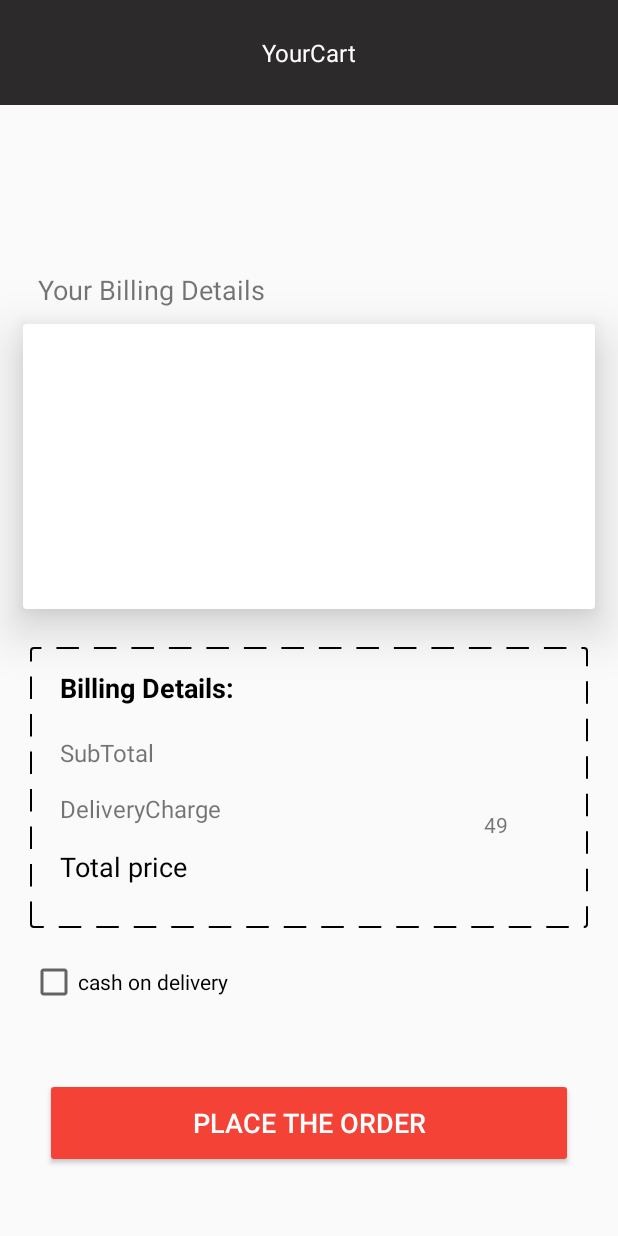
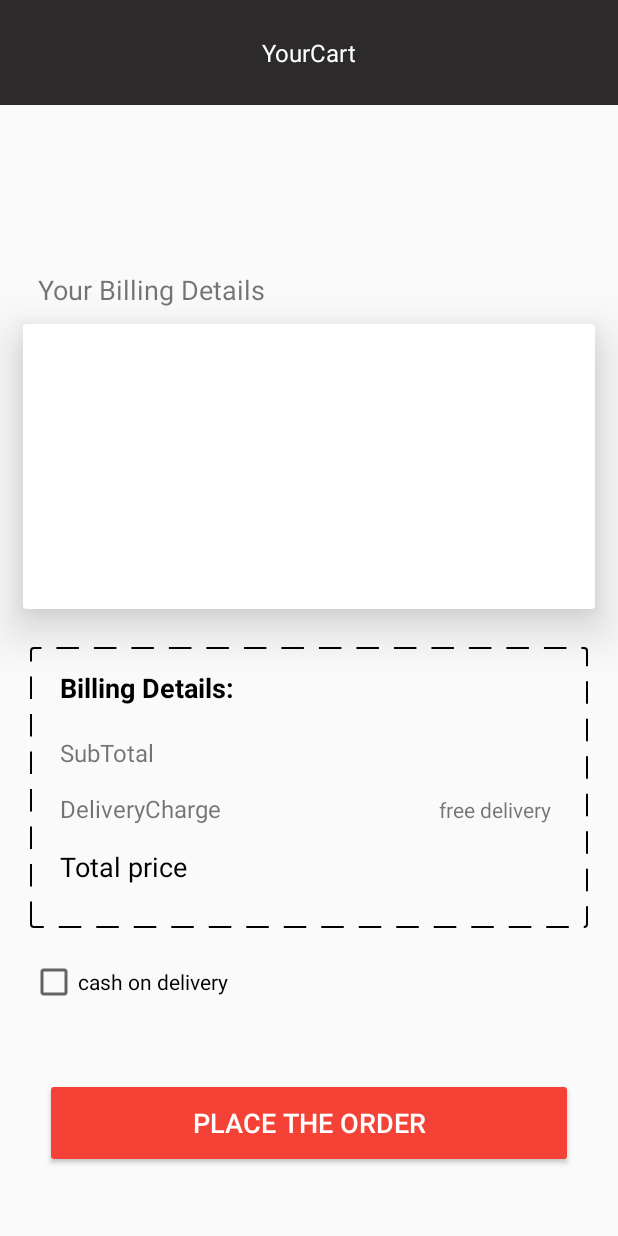
Before and after one commit to sainath-AI/Licious, an Android app: the fragment PaymentFragment placed in its activity, on a phone screen of 412 x 824 dp. Run offline under Robolectric (Android 15) with nearby library versions, the light colour scheme and no system bars; Roboto replaces fonts that are not available here.

Commit message:
minor changes

```diff
--- a/app/src/main/java/com/masai/licious/Cart/PaymentFragment.java
+++ b/app/src/main/java/com/masai/licious/Cart/PaymentFragment.java
@@ -64,7 +64,7 @@ public class PaymentFragment extends Fragment {
             mWeigth.setText(weight);
             subtotal.setText(price);
             imageView.setImageResource(getArguments().getInt("image"));
-            TotalPrice.setText(" rs: 249");
+            TotalPrice.setText(price);
 
         }
     }
--- a/app/src/main/res/layout/fragment_payment.xml
+++ b/app/src/main/res/layout/fragment_payment.xml
@@ -137,9 +137,9 @@
         android:layout_height="wrap_content"
         android:layout_toEndOf="@id/subtotal"
         android:layout_below="@id/price11"
-        android:layout_marginTop="20dp"
-        android:text="49"
-        android:layout_marginStart="220dp"
+        android:layout_marginTop="10dp"
+        android:text="free delivery"
+        android:layout_marginStart="190dp"
         />
     <TextView
         android:id="@+id/TotalPrice11"
@@ -148,7 +148,7 @@
         android:layout_toEndOf="@id/subtotal"
         android:textColor="@color/black"
         android:layout_below="@id/Charge11"
-        android:layout_marginTop="20dp"
+        android:layout_marginTop="10dp"
         android:layout_marginStart="190dp"
         />
 
```
